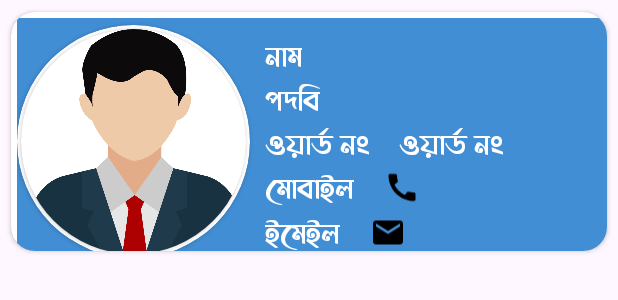
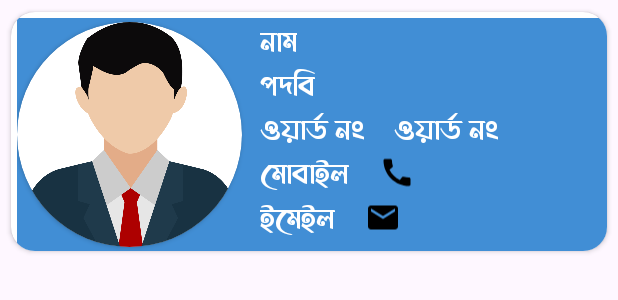
Before and after one commit to anirbanprince/FuljhuriDirectory, an Android app: the layout up_members_list.xml on its own in the app's theme, with its tools: preview values and no code run, on a phone screen of 412 x 824 dp. Shown: the top 300 px of the screen. Run offline under Robolectric (Android 15) with nearby library versions, the phone set to English and light mode, and no system bars; network calls fail.

Commit message:
Initial commit

```diff
--- a/app/src/main/res/layout/fragment_up_list.xml
+++ b/app/src/main/res/layout/fragment_up_list.xml
@@ -51,7 +51,9 @@
         android:layout_marginStart="8dp"
         android:layout_marginEnd="8dp"
         android:background="@drawable/search_bkg"
-        app:defaultQueryHint="খোজার জন্য এখানে লিখুন..."
+        app:searchIcon="@drawable/search"
+        app:defaultQueryHint="অনুসন্ধান করুন..."
+        app:iconifiedByDefault="false"
         android:layout_below="@id/progressBar"
         />
 
--- a/app/src/main/res/layout/up_members_list.xml
+++ b/app/src/main/res/layout/up_members_list.xml
@@ -20,7 +20,7 @@
         android:layout_marginTop="4dp"
         android:layout_marginStart="4dp"
         android:layout_width="match_parent"
-        android:layout_height="165dp"
+        android:layout_height="match_parent"
         android:orientation="horizontal"
         android:background="@color/sangri"
         android:clickable="true"
@@ -28,12 +28,6 @@
         android:foreground="?attr/actionBarItemBackground"
         >
 
-        <androidx.cardview.widget.CardView
-            android:layout_width="155dp"
-            android:layout_height="155dp"
-            app:cardCornerRadius="250dp"
-            android:layout_gravity="center"
-            app:cardBackgroundColor="@color/white">
 
             <androidx.cardview.widget.CardView
                 android:layout_width="150dp"
@@ -50,17 +44,14 @@
 
             </androidx.cardview.widget.CardView>
 
-        </androidx.cardview.widget.CardView>
 
 
 
         <LinearLayout
-
-            android:layout_marginTop="10dp"
             android:layout_width="match_parent"
             android:layout_height="match_parent"
             android:orientation="vertical"
-            android:layout_marginStart="10dp"
+            android:layout_marginStart="12dp"
             >
 
 
```
Also changed, not shown: app/src/main/java/com/proseobd/fuljhuridirectory/UpListFragment.java (+5 -40 lines), app/src/main/java/com/proseobd/fuljhuridirectory/adapters/UpMemberAdapter.java (+53 -13 lines).
